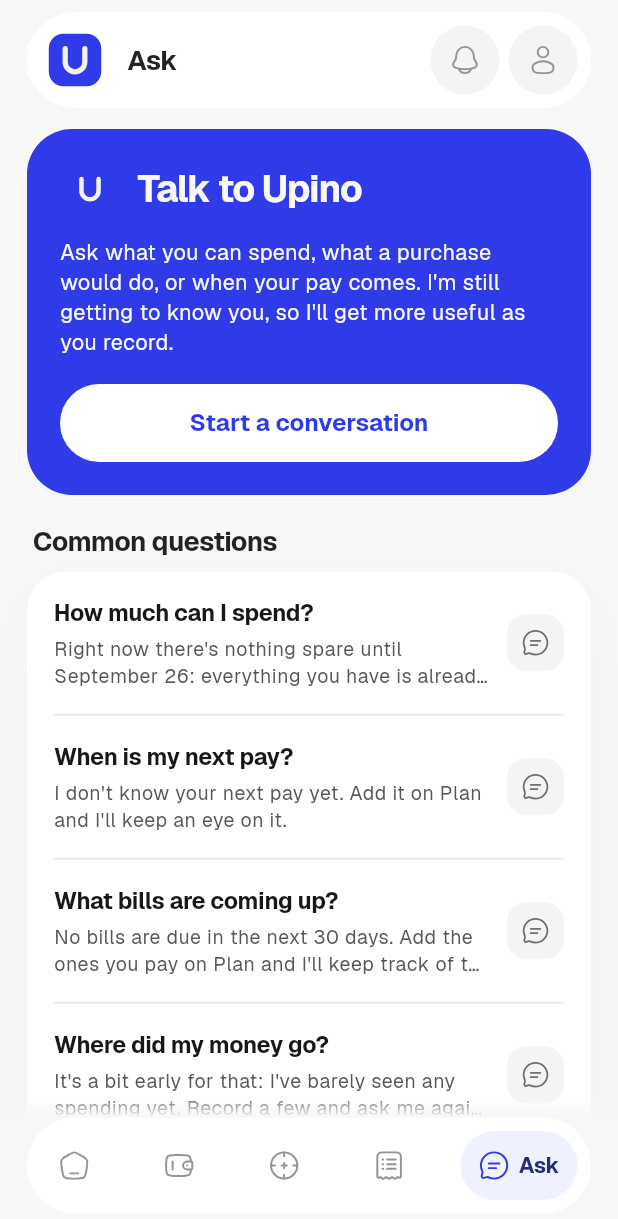
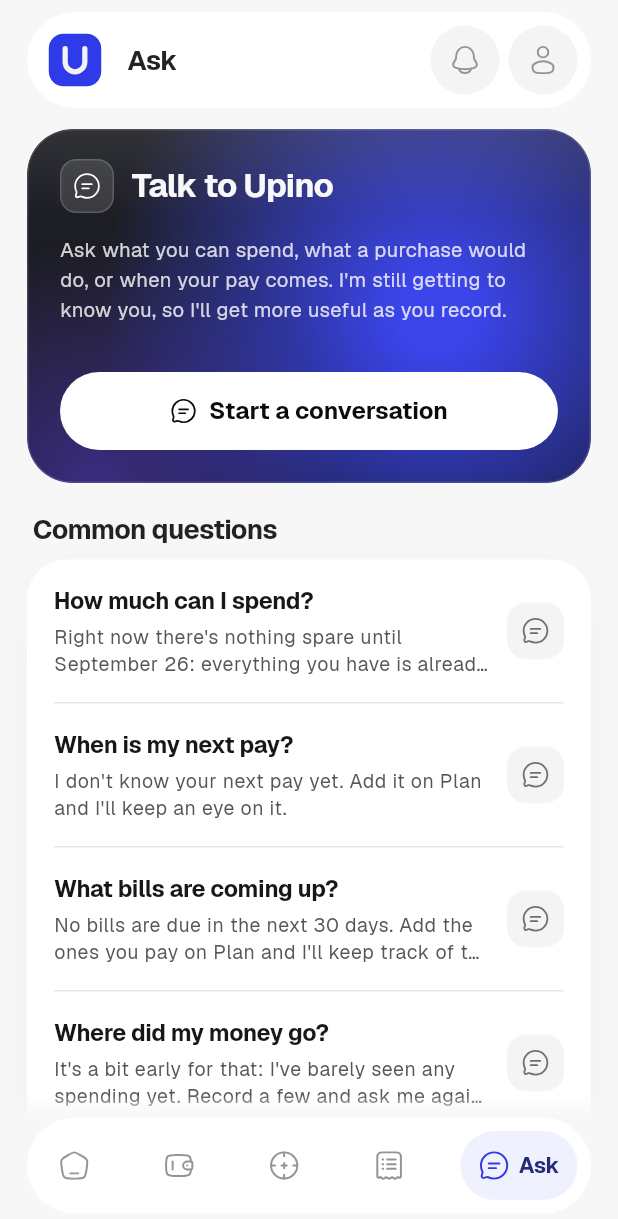
Before and after one commit to sajjadbabamaleki-lgtm/upino, a Flutter app: the HomeScreen screen opened directly with empty values, item 5 of the bottom bar chosen, on a phone screen of 412 x 824 dp. Shown: the top 1219 px of the screen. Run offline on Flutter 3.47's test engine with Material 3 defaults, Android fonts, the phone set to English and light mode, and no system bars; our stand-ins replace file_picker, flutter_local_notifications, flutter_svg, image_picker, share_plus, speech_to_text and 1 more; missing offline and left inert: cryptography, home_widget; project files that could hold a hidden picture were left out.

Commit message:
Ask hero: the same frosted glass and height as Home
The glass card is now one shared widget used by both heroes, with a
common minimum height so switching tabs does not make the card jump.
Ask gets a small glass chat tile beside its title, softer body text and
a white button with an ink label and chat icon.

Co-Authored-By: Claude Opus 5.5 <noreply@anthropic.com>
Claude-Session: https://claude.ai/code/session_01EPeHDspARvZmrMak7awjUc

```diff
--- a/app/lib/screens/ask_hub_screen.dart
+++ b/app/lib/screens/ask_hub_screen.dart
@@ -8,6 +8,7 @@ library;
 
 import 'package:flutter/material.dart';
 
+import '../design/icon.dart';
 import '../design/motion.dart';
 import '../design/parts.dart';
 import '../design/tokens.dart';
@@ -18,10 +19,10 @@ import '../l10n/dates.dart';
 import '../state/app_state.dart';
 import '../state/ask_answers.dart';
 import '../state/insights.dart';
+import '../widgets/glass_hero.dart';
 import '../widgets/amount_sheet.dart' show categoryLabel;
 import '../widgets/best_move_card.dart' show bestMoveLines;
 import '../widgets/month_review.dart';
-import '../widgets/top_bar.dart' show UpinoMark;
 import 'ask_chat_screen.dart';
 
 class AskHubScreen extends StatelessWidget {
@@ -127,60 +128,64 @@ class _AskHero extends StatelessWidget {
   Widget build(BuildContext context) {
     final l = AppLocalizations.of(context);
     final theme = Theme.of(context);
-    final dark = isDark(context);
     final g = greet(state);
-    return Container(
+    return GlassHero(
       key: const Key('ask-hero'),
-      padding: const EdgeInsets.fromLTRB(22, 20, 22, 22),
-      decoration: BoxDecoration(
-        borderRadius: BorderRadius.circular(UpinoTokens.radiusHero),
-        gradient: LinearGradient(
-          begin: Alignment.topCenter,
-          end: Alignment.bottomCenter,
-          colors: dark
-              ? const [UpinoTokens.darkGradientStart, UpinoTokens.darkGradientEnd]
-              : const [UpinoTokens.gradientStart, UpinoTokens.gradientEnd],
-        ),
-      ),
       child: Column(
+        crossAxisAlignment: CrossAxisAlignment.start,
+        mainAxisAlignment: MainAxisAlignment.spaceBetween,
+        children: [
+          Column(
             crossAxisAlignment: CrossAxisAlignment.start,
             children: [
               Row(
                 children: [
-              const UpinoMark(size: 40),
+                  Container(
+                    width: 36,
+                    height: 36,
+                    decoration: BoxDecoration(
+                      color: const Color(0x1FFFFFFF),
+                      borderRadius: BorderRadius.circular(11),
+                      border: Border.all(color: const Color(0x29FFFFFF)),
+                    ),
+                    alignment: Alignment.center,
+                    child: const UpinoIcon('chat', size: 19, color: Colors.white),
+                  ),
                   const SizedBox(width: 12),
                   Expanded(
                     child: Text(
                       l.askHubTitle,
-                  style: theme.textTheme.headlineMedium
-                      ?.copyWith(color: UpinoTokens.textOnInverse),
+                      style: theme.textTheme.titleLarge?.copyWith(
+                        color: UpinoTokens.textOnInverse,
+                        fontSize: 22,
+                        fontWeight: FontWeight.w600,
+                        letterSpacing: -0.5,
+                      ),
                     ),
                   ),
                 ],
               ),
-          const SizedBox(height: 12),
+              const SizedBox(height: 14),
               Text(
                 switch (g.acquaintance) {
                   Acquaintance.newcomer => l.askHubNew,
                   Acquaintance.learning => l.askHubLearning(g.daysToSeason),
                   Acquaintance.familiar => l.askHubFamiliar,
                 },
-            style: theme.textTheme.bodyMedium
-                ?.copyWith(color: UpinoTokens.textOnInverse),
+                style: theme.textTheme.bodyMedium?.copyWith(
+                  color: const Color(0xCCFFFFFF),
+                  fontSize: 13.5,
+                  height: 1.45,
+                ),
+              ),
+            ],
           ),
           const SizedBox(height: 18),
-          SizedBox(
-            width: double.infinity,
-            child: FilledButton(
-              key: const Key('ask-start'),
+          GlassHeroButton(
+            buttonKey: const Key('ask-start'),
+            label: l.askHubStart,
+            icon: const UpinoIcon('chat', size: 18, color: Color(0xFF0B0B0E)),
             onPressed: () => ChatPage.open(context, state),
-              style: FilledButton.styleFrom(
-                backgroundColor: Colors.white,
-                foregroundColor: UpinoTokens.actionPrimary,
-                minimumSize: const Size.fromHeight(52),
-              ),
-              child: Text(l.askHubStart),
-            ),
           ),
         ],
       ),
--- /dev/null
+++ b/app/lib/widgets/glass_hero.dart
@@ -0,0 +1,153 @@
+/// The frosted-glass card at the top of Home and Ask.
+///
+/// Glass lit from behind by a strong blue light right of centre and a violet
+/// one low on the left, with a little of the blue spilling above the card.
+/// The card carries its own dark ground, so it looks the same on a light or
+/// a dark page. The blue light is drawn from the hero gradient tokens, which
+/// appear nowhere else.
+library;
+
+import 'package:flutter/material.dart';
+
+import '../design/parts.dart';
+import '../design/tokens.dart';
+
+class GlassHero extends StatelessWidget {
+  const GlassHero({required this.child, super.key});
+
+  final Widget child;
+
+  /// Both heroes are at least this tall, so moving between Home and Ask the
+  /// card does not jump.
+  static const minHeight = 236.0;
+
+  @override
+  Widget build(BuildContext context) {
+    final dark = isDark(context);
+    final blue = dark ? UpinoTokens.darkGradientStart : UpinoTokens.gradientStart;
+    final radius = BorderRadius.circular(UpinoTokens.radiusHero);
+    return Stack(
+      clipBehavior: Clip.none,
+      children: [
+        // The light spilling above the card, onto the page behind it.
+        Positioned(
+          left: 60,
+          right: -20,
+          top: -70,
+          height: 180,
+          child: IgnorePointer(
+            child: DecoratedBox(
+              decoration: BoxDecoration(
+                gradient: RadialGradient(
+                  colors: [blue.withValues(alpha: dark ? 0.38 : 0.22), blue.withValues(alpha: 0)],
+                ),
+              ),
+            ),
+          ),
+        ),
+        ClipRRect(
+          borderRadius: radius,
+          child: Container(
+            width: double.infinity,
+            decoration: BoxDecoration(
+              borderRadius: radius,
+              color: const Color(0xFF0E0F16),
+            ),
+            child: Stack(
+              children: [
+                // The blue light, strongest right of centre.
+                Positioned.fill(
+                  child: Container(
+                    decoration: BoxDecoration(
+                      gradient: RadialGradient(
+                        center: const Alignment(0.45, 0.05),
+                        radius: 0.95,
+                        colors: [blue, blue, blue.withValues(alpha: 0)],
+                        stops: const [0, 0.12, 1],
+                      ),
+                    ),
+                  ),
+                ),
+                // The violet one, low on the left.
+                const Positioned.fill(
+                  child: DecoratedBox(
+                    decoration: BoxDecoration(
+                      gradient: RadialGradient(
+                        center: Alignment(-0.75, 1.05),
+                        radius: 0.7,
+                        colors: [Color(0x805A3AE8), Color(0x005A3AE8)],
+                      ),
+                    ),
+                  ),
+                ),
+                // The frost: a faint white veil, lit along the top edge,
+                // inside a hairline.
+                Positioned.fill(
+                  child: DecoratedBox(
+                    decoration: BoxDecoration(
+                      borderRadius: radius,
+                      border: Border.all(color: const Color(0x24FFFFFF)),
+                      gradient: const LinearGradient(
+                        begin: Alignment.topCenter,
+                        end: Alignment.bottomCenter,
+                        colors: [Color(0x26FFFFFF), Color(0x10FFFFFF), Color(0x0AFFFFFF)],
+                        stops: [0, 0.25, 1],
+                      ),
+                    ),
+                  ),
+                ),
+                Padding(
+                  padding: const EdgeInsets.fromLTRB(22, 20, 22, 22),
+                  // Content shorter than the card is spread to fill it, so
+                  // a column with spaceBetween keeps its button at the foot.
+                  child: ConstrainedBox(
+                    constraints: const BoxConstraints(minHeight: minHeight - 42),
+                    child: IntrinsicHeight(child: child),
+                  ),
+                ),
+              ],
+            ),
+          ),
+        ),
+      ],
+    );
+  }
+}
+
+/// The white button at the foot of a glass hero: ink label, leading icon.
+class GlassHeroButton extends StatelessWidget {
+  const GlassHeroButton({
+    required this.label,
+    required this.icon,
+    required this.onPressed,
+    this.buttonKey,
+    super.key,
+  });
+
+  final String label;
+  final Widget icon;
+  final VoidCallback onPressed;
+  final Key? buttonKey;
+
+  @override
+  Widget build(BuildContext context) => SizedBox(
+        width: double.infinity,
+        child: FilledButton(
+          key: buttonKey,
+          onPressed: onPressed,
+          style: FilledButton.styleFrom(
+            backgroundColor: Colors.white,
+            foregroundColor: const Color(0xFF0B0B0E),
+            minimumSize: const Size.fromHeight(52),
+          ),
+          child: Row(
+            mainAxisSize: MainAxisSize.min,
+            children: [
+              icon,
+              const SizedBox(width: 8),
+              Flexible(child: Text(label, overflow: TextOverflow.ellipsis)),
+            ],
+          ),
+        ),
+      );
+}
--- a/app/lib/widgets/sts_hero.dart
+++ b/app/lib/widgets/sts_hero.dart
@@ -7,6 +7,7 @@ library;
 import 'package:flutter/material.dart';
 
 import '../design/parts.dart';
+import 'glass_hero.dart';
 import '../design/theme.dart';
 import '../design/icon.dart';
 import '../design/tokens.dart';
@@ -52,7 +53,8 @@ class StsHero extends StatelessWidget {
             onConfirmBalance: onConfirmBalance,
             onQuickExpense: onQuickExpense,
           ),
-        HeroState.fundingGap => _GapHero(snapshot: snapshot, onResolve: onResolve),
+        HeroState.fundingGap =>
+          _GapHero(snapshot: snapshot, onResolve: onResolve),
         HeroState.reviewRequired =>
           _ReviewHero(snapshot: snapshot, onConfirmBalance: onConfirmBalance),
       };
@@ -79,88 +81,17 @@ class _GradientHero extends StatelessWidget {
 
   @override
   Widget build(BuildContext context) {
-    final dark = isDark(context);
     final l = AppLocalizations.of(context);
-    final blue = dark ? UpinoTokens.darkGradientStart : UpinoTokens.gradientStart;
-    final radius = BorderRadius.circular(UpinoTokens.radiusHero);
-    return Stack(
-      clipBehavior: Clip.none,
-      children: [
-        // The light spilling above the card, onto the page behind it.
-        Positioned(
-          left: 60,
-          right: -20,
-          top: -70,
-          height: 180,
-          child: IgnorePointer(
-            child: DecoratedBox(
-              decoration: BoxDecoration(
-                gradient: RadialGradient(
-                  colors: [blue.withValues(alpha: dark ? 0.38 : 0.22), blue.withValues(alpha: 0)],
-                ),
-              ),
-            ),
-          ),
-        ),
-        ClipRRect(
-          borderRadius: radius,
-          child: Container(
-            width: double.infinity,
-            decoration: BoxDecoration(
-              borderRadius: radius,
-              color: const Color(0xFF0E0F16),
-            ),
-            child: Stack(
-              children: [
-                // The blue light, strongest right of centre.
-                Positioned.fill(
-                  child: Container(
-                    decoration: BoxDecoration(
-                      gradient: RadialGradient(
-                        center: const Alignment(0.45, 0.05),
-                        radius: 0.95,
-                        colors: [blue, blue, blue.withValues(alpha: 0)],
-                        stops: const [0, 0.12, 1],
-                      ),
-                    ),
-                  ),
-                ),
-                // The violet one, low on the left.
-                const Positioned.fill(
-                  child: DecoratedBox(
-                    decoration: BoxDecoration(
-                      gradient: RadialGradient(
-                        center: Alignment(-0.75, 1.05),
-                        radius: 0.7,
-                        colors: [Color(0x805A3AE8), Color(0x005A3AE8)],
-                      ),
-                    ),
-                  ),
-                ),
-                // The frost: a faint white veil, lit along the top edge,
-                // inside a hairline.
-                Positioned.fill(
-                  child: DecoratedBox(
-                    decoration: BoxDecoration(
-                      borderRadius: radius,
-                      border: Border.all(color: const Color(0x24FFFFFF)),
-                      gradient: const LinearGradient(
-                        begin: Alignment.topCenter,
-                        end: Alignment.bottomCenter,
-                        colors: [Color(0x26FFFFFF), Color(0x10FFFFFF), Color(0x0AFFFFFF)],
-                        stops: [0, 0.25, 1],
-                      ),
-                    ),
-                  ),
-                ),
-                Padding(
-                  padding: const EdgeInsets.fromLTRB(22, 20, 22, 22),
+    return GlassHero(
       child: Column(
         crossAxisAlignment: CrossAxisAlignment.start,
         children: [
           Text(
             l.heroSafeToSpend,
-                        style: const TextStyle(color: Color(0xD9FFFFFF), fontSize: 14, fontWeight: FontWeight.w500),
+            style: const TextStyle(
+                color: Color(0xD9FFFFFF),
+                fontSize: 14,
+                fontWeight: FontWeight.w500,),
           ),
           const SizedBox(height: 16),
           _Figure(snapshot.safeToSpendNow, color: UpinoTokens.textOnInverse),
@@ -170,17 +101,15 @@ class _GradientHero extends StatelessWidget {
           ),
           const SizedBox(height: 20),
           if (degraded)
-                        _FreshnessRow(snapshot: snapshot, onConfirmBalance: onConfirmBalance)
+            _FreshnessRow(
+                snapshot: snapshot, onConfirmBalance: onConfirmBalance,)
           else if (onQuickExpense != null)
-                        _HeroButton(label: l.heroRecordSpend, onPressed: onQuickExpense!, ink: true),
+            _HeroButton(
+                label: l.heroRecordSpend,
+                onPressed: onQuickExpense!,
+                ink: true,),
         ],
       ),
-                ),
-              ],
-            ),
-          ),
-        ),
-      ],
     );
   }
 }
@@ -207,7 +136,10 @@ class _GapHero extends StatelessWidget {
         children: [
           Text(
             l.heroSafeToSpend,
-            style: const TextStyle(color: Color(0xCCFFFFFF), fontSize: 14, fontWeight: FontWeight.w500),
+            style: const TextStyle(
+                color: Color(0xCCFFFFFF),
+                fontSize: 14,
+                fontWeight: FontWeight.w500,),
           ),
           const SizedBox(height: 16),
           _Figure(snapshot.safeToSpendNow, color: UpinoTokens.textOnInverse),
@@ -223,8 +155,11 @@ class _GapHero extends StatelessWidget {
               children: [
                 Row(
                   children: [
-                    const UpinoIcon('alert',
-                        size: 19, color: UpinoTokens.criticalOnInverse,),
+                    const UpinoIcon(
+                      'alert',
+                      size: 19,
+                      color: UpinoTokens.criticalOnInverse,
+                    ),
                     const SizedBox(width: 9),
                     Expanded(
                       child: Text(
@@ -416,7 +351,8 @@ class _FreshnessRow extends StatelessWidget {
 
 /// The white pill that sits inside a coloured hero.
 class _HeroButton extends StatelessWidget {
-  const _HeroButton({required this.label, required this.onPressed, this.ink = false});
+  const _HeroButton(
+      {required this.label, required this.onPressed, this.ink = false,});
 
   final String label;
   final VoidCallback onPressed;
@@ -431,16 +367,19 @@ class _HeroButton extends StatelessWidget {
           onPressed: onPressed,
           style: FilledButton.styleFrom(
             backgroundColor: Colors.white,
-            foregroundColor: ink ? const Color(0xFF0B0B0E) : UpinoTokens.actionPrimary,
+            foregroundColor:
+                ink ? const Color(0xFF0B0B0E) : UpinoTokens.actionPrimary,
             minimumSize: const Size.fromHeight(52),
           ),
           child: ink
               ? Row(
                   mainAxisSize: MainAxisSize.min,
                   children: [
-                    const UpinoIcon('su-plus', size: 18, color: Color(0xFF0B0B0E)),
+                    const UpinoIcon('su-plus',
+                        size: 18, color: Color(0xFF0B0B0E),),
                     const SizedBox(width: 8),
-                    Flexible(child: Text(label, overflow: TextOverflow.ellipsis)),
+                    Flexible(
+                        child: Text(label, overflow: TextOverflow.ellipsis),),
                   ],
                 )
               : Text(label),
@@ -473,20 +412,24 @@ class _Figure extends StatelessWidget {
       fit: BoxFit.scaleDown,
       alignment: Alignment.centerLeft,
       child: Text.rich(
-        TextSpan(children: [
+        TextSpan(
+          children: [
             TextSpan(text: dot < 0 ? text : text.substring(0, dot)),
             if (dot >= 0)
               TextSpan(
                 text: text.substring(dot),
-              style: TextStyle(fontSize: 26, letterSpacing: -0.6, color: color.withValues(alpha: 0.7)),
+                style: TextStyle(
+                    fontSize: 26,
+                    letterSpacing: -0.6,
+                    color: color.withValues(alpha: 0.7),),
               ),
-        ],),
+          ],
+        ),
         style: base,
       ),
     );
   }
 }
 
-
 /// Dates read as words. The engine's own `toString` is an ISO string meant
 /// for logs and fixtures, never for the person using the app.
```
Also changed, not shown: 6 other files. Lines whose indentation alone changed are shown as unchanged.
